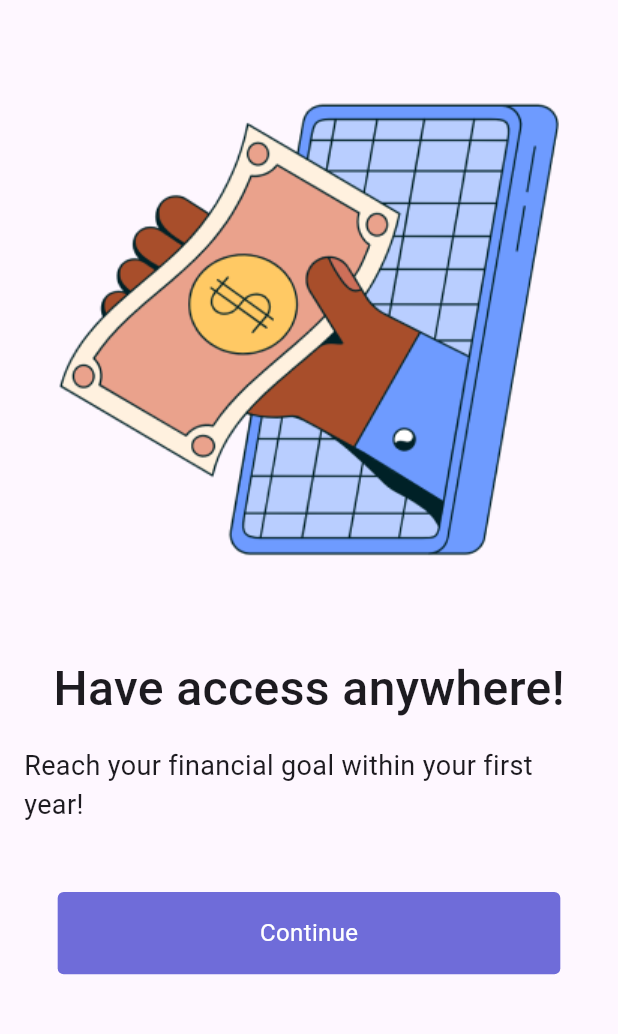
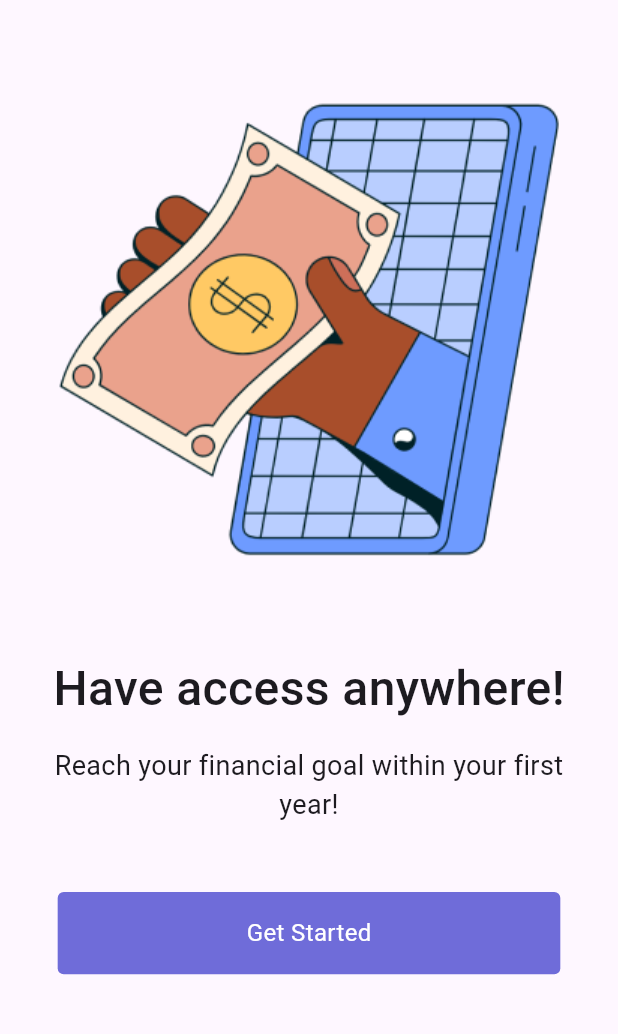
Before and after one commit to quant-1729/finance_app, a Flutter app: the OnBoarding screen opened directly, swiped to page 3, on a phone screen of 412 x 824 dp, the part 137-1171 px from its top. Run offline on Flutter 3.47's test engine with Material 3 defaults, Android fonts, the phone set to English and light mode, and no system bars; our stand-ins replace flutter_screenutil; missing offline and left inert: dart:ffi.

Commit message:
final commit

```diff
--- a/lib/lib/Views/Onborading/general_onboarding_page.dart
+++ b/lib/lib/Views/Onborading/general_onboarding_page.dart
@@ -1,15 +1,24 @@
+import 'package:flutter/material.dart';
 import 'package:finance_app/lib/widgets/button.dart';
-import 'package:flutter/material.dart';
 import 'package:flutter_screenutil/flutter_screenutil.dart';
 
+import '../../../main.dart';
+
 class GeneralOnboardingPage extends StatelessWidget {
-  String title;
-  String description;
-  String imagepath;
-   GeneralOnboardingPage({super.key, required this.title, required this.description, required this.imagepath}) {
-     // TODO: implement GeneralOnboardingPage
+  final String title;
+  final String description;
+  final String imagepath;
+  final bool isLastPage; // Add this parameter
+  final VoidCallback? onComplete; // Callback when onboarding is complete
 
-   }
+  GeneralOnboardingPage({
+    super.key,
+    required this.title,
+    required this.description,
+    required this.imagepath,
+    this.isLastPage = false, // Default is false
+    this.onComplete,
+  });
 
   @override
   Widget build(BuildContext context) {
@@ -18,38 +27,54 @@ class GeneralOnboardingPage extends StatelessWidget {
         child: Column(
           children: [
             SizedBox(height: 45.h),
-            Center(child: Text(
-              "Finance", style:
-              TextStyle(
-                fontSize: 32,
-                fontWeight: FontWeight.w400
-
+            Center(
+              child: Text(
+                "Finance",
+                style: TextStyle(
+                  fontSize: 32,
+                  fontWeight: FontWeight.w400,
+                ),
               ),
-            ),),
-            SizedBox(height: 48.h,),
-            Image.asset(imagepath, fit: BoxFit.fill,),
-            SizedBox(height: 45.h,),
-            Text(title, style: TextStyle(
-              fontSize: 32,
-              fontWeight: FontWeight.w500
-            ),),
-            SizedBox(height: 16,),
+            ),
+            SizedBox(height: 48.h),
+            Image.asset(imagepath, fit: BoxFit.fill),
+            SizedBox(height: 45.h),
+            Center(
+              child: Text(
+                title,
+                style: TextStyle(
+                  fontSize: 32,
+                  fontWeight: FontWeight.w500,
+                ),
+              ),
+            ),
+            SizedBox(height: 16),
             Center(
               child: Padding(
-                padding:  EdgeInsets.symmetric(horizontal: 16),
-                child: Text(description, style: TextStyle(
+                padding: EdgeInsets.symmetric(horizontal: 16),
+                child: Text(
+                  description,
+                  style: TextStyle(
                     fontSize: 18,
-                ),),
+                  ),
+                  textAlign: TextAlign.center,
+                ),
               ),
             ),
-            SizedBox(height: 45,),
-            Bluebutton(),
+            SizedBox(height: 45),
+            isLastPage
+                ? Bluebutton(text: "Get Started", onPressed: (){
+              Navigator.of(context).pushReplacement(
+                MaterialPageRoute(
+                  builder: (context) => HomeScreen(), // Navigate to HomeScreen
+                ),
+              );
+            })
+                : Bluebutton(text: "Continue",onPressed: (){
 
-
-
+            }),
           ],
         ),
-
       ),
     );
   }
--- a/lib/lib/Views/Onborading/onboarding.dart
+++ b/lib/lib/Views/Onborading/onboarding.dart
@@ -1,32 +1,21 @@
-import 'package:flutter/cupertino.dart';
 import 'package:flutter/material.dart';
-import 'package:smooth_page_indicator/smooth_page_indicator.dart';
+import 'package:flutter/scheduler.dart';
 import 'package:finance_app/lib/Views/Onborading/general_onboarding_page.dart';
-
-import 'package:flutter/scheduler.dart';
+import 'package:finance_app/main.dart'; // Ensure this imports the main file where HomeScreen is defined
 
 class OnBoarding extends StatelessWidget {
   final PageController _controller = PageController();
 
   @override
   Widget build(BuildContext context) {
-    SchedulerBinding.instance.addPostFrameCallback((_) {
-      // Access the PageController.page safely here
-      final currentPage = _controller.page;
-      print("Current page: $currentPage");
-    });
-
     return Scaffold(
       body: PageView(
-        physics: NeverScrollableScrollPhysics(),
-        reverse: false,
         controller: _controller,
         children: [
           GeneralOnboardingPage(
             title: "Save money",
             description: "Have all your finances in one place!",
             imagepath: "Assests/Onboarding (1).png",
-
           ),
           GeneralOnboardingPage(
             title: "Check your wallet",
@@ -37,6 +26,14 @@ class OnBoarding extends StatelessWidget {
             title: "Have access anywhere!",
             description: "Reach your financial goal within your first year!",
             imagepath: "Assests/Onboarding (3).png",
+            isLastPage: true, // Pass a flag indicating this is the last page
+            onComplete: () {
+              Navigator.of(context).pushReplacement(
+                MaterialPageRoute(
+                  builder: (context) => HomeScreen(), // Navigate to HomeScreen
+                ),
+              );
+            },
           ),
         ],
       ),
--- a/lib/lib/Views/sendmoney.dart
+++ b/lib/lib/Views/sendmoney.dart
@@ -72,7 +72,7 @@ class _SendmoneyState extends State<Sendmoney> {
             SizedBox(height: 22,),
             Simplebutton(),
             SizedBox(height: 40,),
-            Bluebutton()
+            Bluebutton(text: "Continue",onPressed: (){},)
 
           ],
         ),
--- a/lib/lib/widgets/button.dart
+++ b/lib/lib/widgets/button.dart
@@ -3,11 +3,16 @@ import 'package:flutter/material.dart';
 import 'package:flutter_screenutil/flutter_screenutil.dart';
 
 class Bluebutton extends StatelessWidget {
-  const Bluebutton({super.key});
+  String text;
+  final VoidCallback onPressed;
+
+  Bluebutton({super.key, required this.text, required this.onPressed});
 
   @override
   Widget build(BuildContext context) {
-    return Container(
+    return GestureDetector(
+      onTap: onPressed,
+      child: Container(
         width: 305.w,
         height: 54.h,
         decoration: BoxDecoration(
@@ -17,9 +22,10 @@ class Bluebutton extends StatelessWidget {
         ),
         child: Center(
           child: Text(
-          "Continue",
+            text,
             style: TextStyle(
               fontSize: 16, color: Colors.white
+            ),
           ),
         ),
       ),
--- a/lib/main.dart
+++ b/lib/main.dart
@@ -25,7 +25,7 @@ class MyApp extends StatelessWidget {
         colorScheme: ColorScheme.fromSeed(seedColor: Colors.deepPurple),
         useMaterial3: true,
       ),
-      home: HomeScreen(), // Update this to HomeScreen with BottomNavigationBar
+      home: OnBoarding(), // Update this to HomeScreen with BottomNavigationBar
     );
   }
 }
```
Lines whose indentation alone changed are shown as unchanged.
